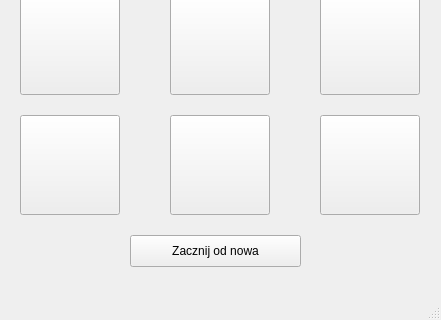
Before: the Qt Designer form ProjectQT/mainwindow.ui in Maknez/CompProject-, drawn with Qt 5; both pictures show x 0 to 441 and y 272 to 592 of the 441 by 592 pixel window.
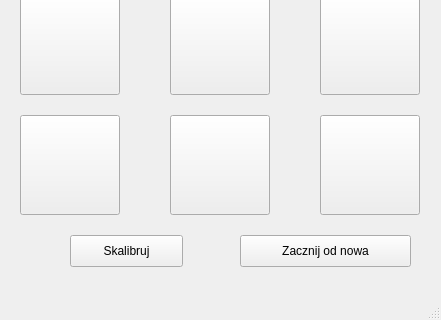
After: the same form once the commit is applied.

Commit message: wystawione funkcje do zmiany obrazka, trzeba je wywolac w glownym projekcie gdzie wykrywamy blysk

Patch:
```diff
--- a/ProjectQT/mainwindow.ui
+++ b/ProjectQT/mainwindow.ui
@@ -173,7 +173,7 @@
    <widget class="QPushButton" name="pushButton_13">
     <property name="geometry">
      <rect>
-      <x>130</x>
+      <x>240</x>
       <y>490</y>
       <width>171</width>
       <height>32</height>
@@ -183,6 +183,19 @@
      <string>Zacznij od nowa</string>
     </property>
    </widget>
+   <widget class="QPushButton" name="pushButton_14">
+    <property name="geometry">
+     <rect>
+      <x>70</x>
+      <y>490</y>
+      <width>113</width>
+      <height>32</height>
+     </rect>
+    </property>
+    <property name="text">
+     <string>Skalibruj</string>
+    </property>
+   </widget>
   </widget>
   <widget class="QMenuBar" name="menuBar">
    <property name="geometry">
```
The commit also changes 2 other files.
